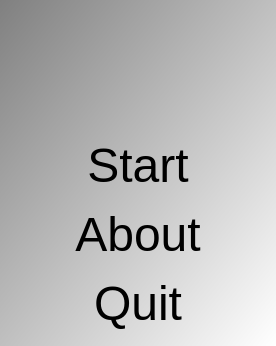
This is Tools/ToolCodeToHtml/qtcodetohtmlmenudialog.ui in richelbilderbeek/ProjectRichelBilderbeek as Qt 5 draws it before an edit. The edited form follows.
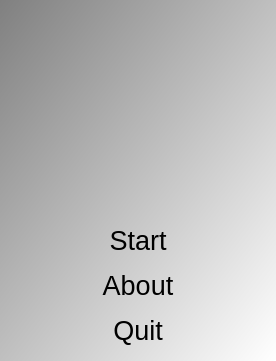
This is the edited form. Icons and pictures are not drawn.

```diff
--- a/Tools/ToolCodeToHtml/qtcodetohtmlmenudialog.ui
+++ b/Tools/ToolCodeToHtml/qtcodetohtmlmenudialog.ui
@@ -7,7 +7,7 @@
     <x>0</x>
     <y>0</y>
     <width>276</width>
-    <height>346</height>
+    <height>361</height>
    </rect>
   </property>
   <property name="font">
@@ -28,7 +28,7 @@
 }
 QPushButton { background-color: rgb(255, 255, 255);  }
 QPushButton { color: rgb(0,0,0); }
-QPushButton { font: 48px  }</string>
+QPushButton { font: 48px &quot;Courier New&quot;, courier, monospace }</string>
   </property>
   <layout class="QGridLayout" name="gridLayout">
    <item row="2" column="0">
```
